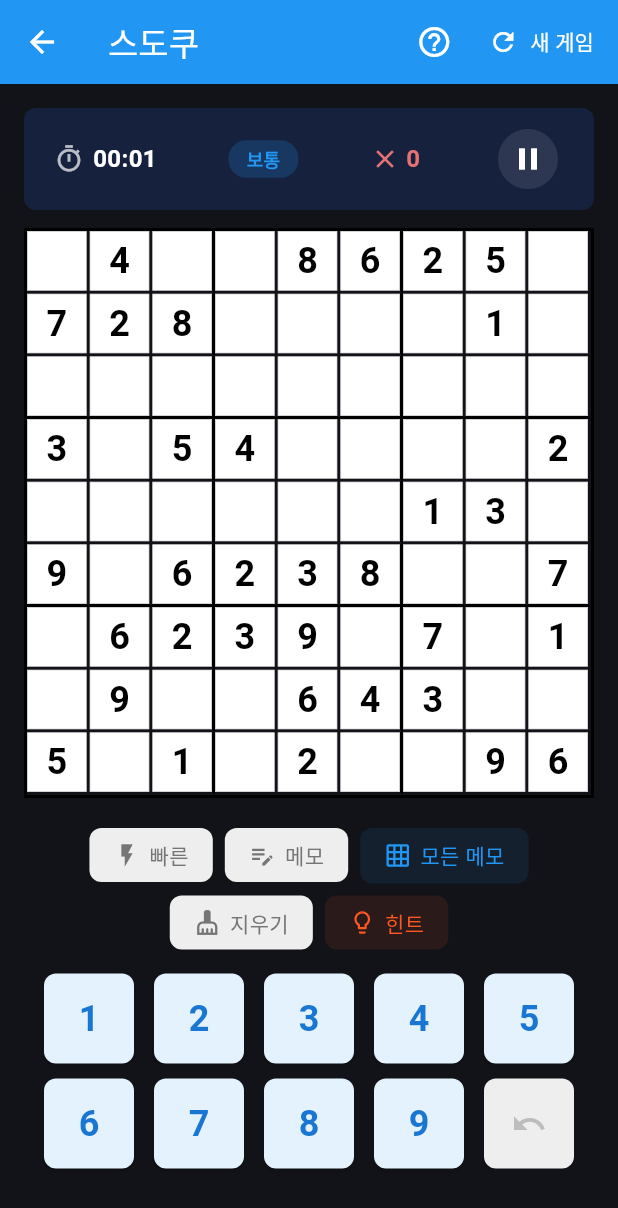
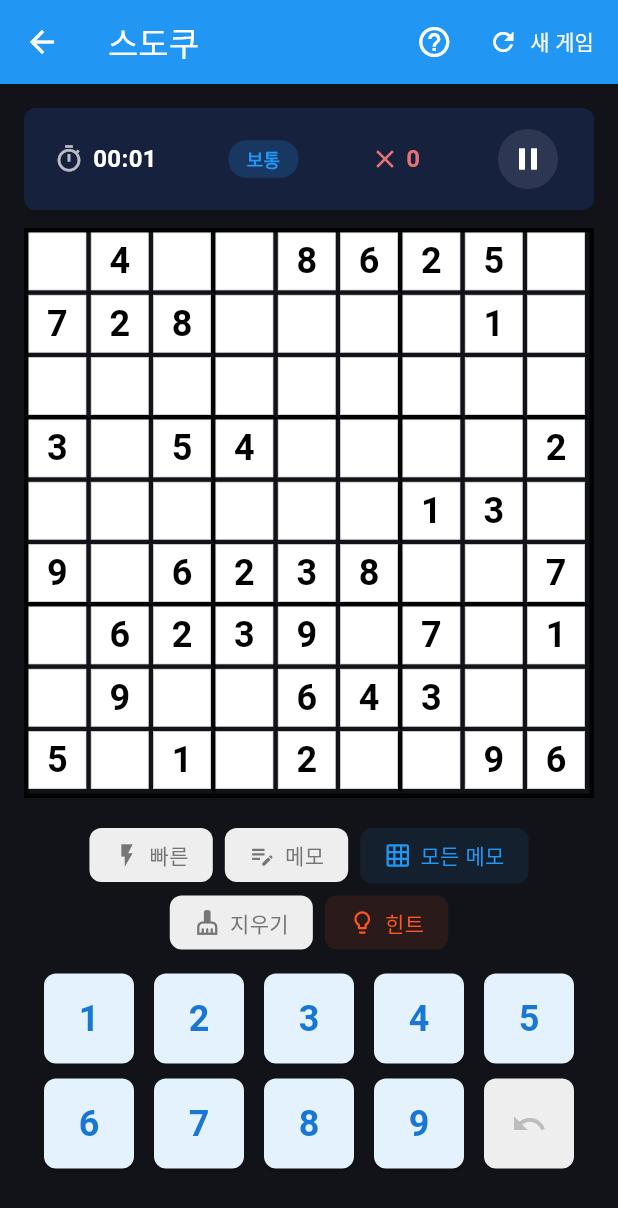
Before and after one commit to mhpark03/games, a Flutter app: the GameScreen screen opened directly, on a phone screen of 412 x 824 dp. Shown: the top 1208 px of the screen. Run offline on Flutter 3.47's test engine with Material 3 defaults, Android fonts, the phone set to English and light mode, and no system bars; our stand-ins replace shared_preferences; accounts and stored records are empty.

Commit message:
스도쿠 3x3 박스 경계선 두께 증가
3x3 경계선이 잘 보이지 않는 문제 수정
- 경계선 두께 2px → 3px로 증가
- 외곽 테두리도 동일하게 3px로 수정

```diff
--- a/lib/games/sudoku/widgets/sudoku_board.dart
+++ b/lib/games/sudoku/widgets/sudoku_board.dart
@@ -22,7 +22,7 @@ class SudokuBoard extends StatelessWidget {
       aspectRatio: 1,
       child: Container(
         decoration: BoxDecoration(
-          border: Border.all(color: Colors.black, width: 2),
+          border: Border.all(color: Colors.black87, width: 3),
         ),
         child: Column(
           children: List.generate(9, (row) {
@@ -35,15 +35,15 @@ class SudokuBoard extends StatelessWidget {
                         border: Border(
                           right: BorderSide(
                             color: (col + 1) % 3 == 0 && col != 8
-                                ? Colors.black
+                                ? Colors.black87
                                 : Colors.transparent,
-                            width: 2,
+                            width: 3,
                           ),
                           bottom: BorderSide(
                             color: (row + 1) % 3 == 0 && row != 8
-                                ? Colors.black
+                                ? Colors.black87
                                 : Colors.transparent,
-                            width: 2,
+                            width: 3,
                           ),
                         ),
                       ),
```
